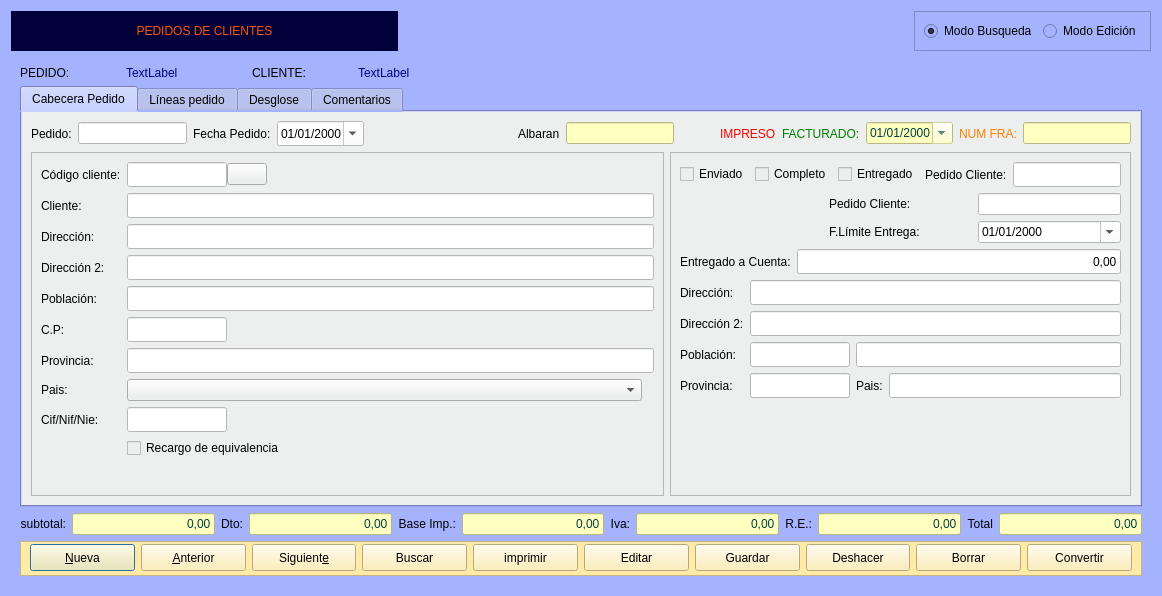
Old version of the form Zona_Ventas/frmpedidos.ui in the repository arcnexus/RedFoX.
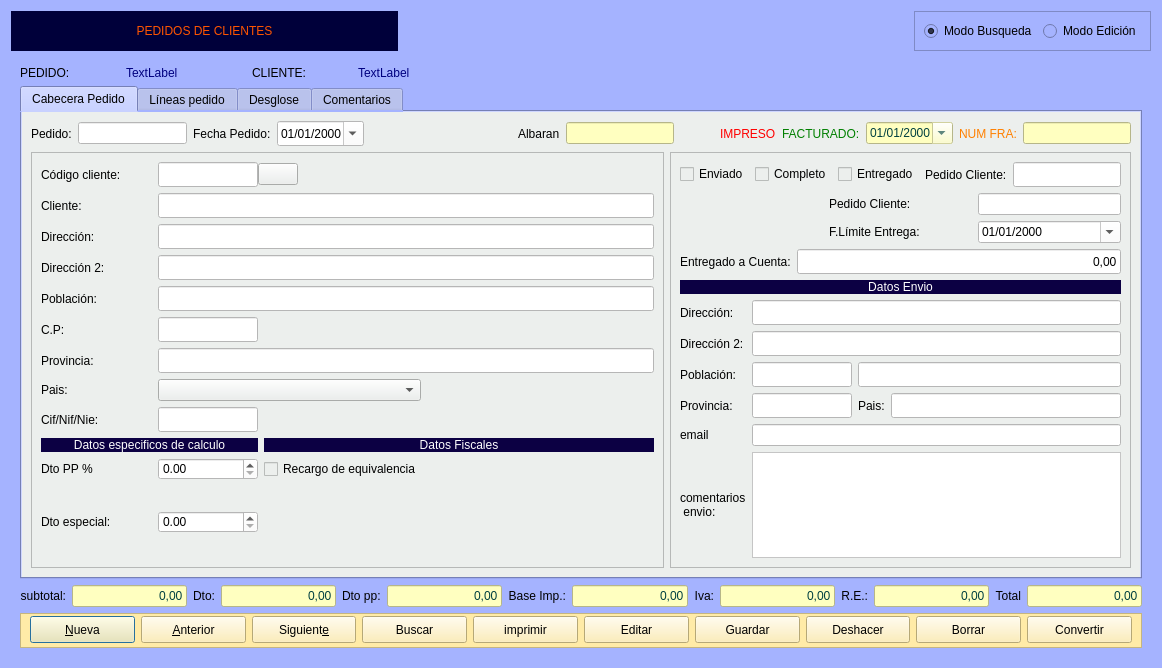
New version of the form. The open tabs and pages were chosen to show the change. Icons and pictures are not drawn.

Commit message: arreglos varios frmpedidos.cpp y frmalbaran.cpp

```diff
--- a/Zona_Ventas/frmpedidos.ui
+++ b/Zona_Ventas/frmpedidos.ui
@@ -7,7 +7,7 @@
     <x>0</x>
     <y>0</y>
     <width>1162</width>
-    <height>596</height>
+    <height>668</height>
    </rect>
   </property>
   <property name="windowTitle">
@@ -93,7 +93,7 @@
    <item row="1" column="0" colspan="3">
     <widget class="QStackedWidget" name="stackedWidget">
      <property name="currentIndex">
-      <number>1</number>
+      <number>0</number>
      </property>
      <widget class="QWidget" name="page">
       <layout class="QGridLayout" name="gridLayout_4">
@@ -188,6 +188,27 @@
            </property>
           </widget>
          </item>
+         <item>
+          <widget class="QLabel" name="label_54">
+           <property name="text">
+            <string>Dto pp:</string>
+           </property>
+          </widget>
+         </item>
+         <item>
+          <widget class="QLineEdit" name="txtDto_pp">
+           <property name="styleSheet">
+            <string notr="true">background-color: rgb(255, 255, 192);
+color: rgb(0, 64, 64);</string>
+           </property>
+           <property name="text">
+            <string>0,00</string>
+           </property>
+           <property name="alignment">
+            <set>Qt::AlignRight|Qt::AlignTrailing|Qt::AlignVCenter</set>
+           </property>
+          </widget>
+         </item>
          <item>
           <widget class="QLabel" name="label_8">
            <property name="text">
@@ -835,6 +856,13 @@
               <enum>QFrame::Raised</enum>
              </property>
              <layout class="QGridLayout" name="gridLayout">
+              <item row="9" column="0">
+               <widget class="QLabel" name="label_15">
+                <property name="text">
+                 <string>Cif/Nif/Nie:</string>
+                </property>
+               </widget>
+              </item>
               <item row="2" column="0">
                <widget class="QLabel" name="label_4">
                 <property name="text">
@@ -849,6 +877,26 @@
                 </property>
                </widget>
               </item>
+              <item row="3" column="0">
+               <widget class="QLabel" name="label_5">
+                <property name="text">
+                 <string>Dirección:</string>
+                </property>
+               </widget>
+              </item>
+              <item row="12" column="2">
+               <spacer name="verticalSpacer_2">
+                <property name="orientation">
+                 <enum>Qt::Vertical</enum>
+                </property>
+                <property name="sizeHint" stdset="0">
+                 <size>
+                  <width>20</width>
+                  <height>40</height>
+                 </size>
+                </property>
+               </spacer>
+              </item>
               <item row="5" column="0">
                <widget class="QLabel" name="label_7">
                 <property name="text">
@@ -856,29 +904,10 @@
                 </property>
                </widget>
               </item>
-              <item row="3" column="1" colspan="3">
-               <widget class="QLineEdit" name="txtdireccion1">
-                <property name="minimumSize">
-                 <size>
-                  <width>0</width>
-                  <height>25</height>
-                 </size>
-                </property>
-                <property name="styleSheet">
-                 <string notr="true">background-color: rgb(255, 255, 255);</string>
-                </property>
-               </widget>
-              </item>
-              <item row="2" column="1" colspan="3">
-               <widget class="QLineEdit" name="txtcliente">
-                <property name="minimumSize">
-                 <size>
-                  <width>0</width>
-                  <height>25</height>
-                 </size>
-                </property>
-                <property name="styleSheet">
-                 <string notr="true">background-color: rgb(255, 255, 255);</string>
+              <item row="11" column="2">
+               <widget class="QCheckBox" name="chklporc_rec">
+                <property name="text">
+                 <string>Recargo de equivalencia</string>
                 </property>
                </widget>
               </item>
@@ -896,72 +925,6 @@
                 </property>
                </widget>
               </item>
-              <item row="6" column="1">
-               <widget class="QLineEdit" name="txtcp">
-                <property name="minimumSize">
-                 <size>
-                  <width>0</width>
-                  <height>25</height>
-                 </size>
-                </property>
-                <property name="maximumSize">
-                 <size>
-                  <width>100</width>
-                  <height>16777215</height>
-                 </size>
-                </property>
-                <property name="styleSheet">
-                 <string notr="true">background-color: rgb(255, 255, 255);</string>
-                </property>
-               </widget>
-              </item>
-              <item row="9" column="0">
-               <widget class="QLabel" name="label_15">
-                <property name="text">
-                 <string>Cif/Nif/Nie:</string>
-                </property>
-               </widget>
-              </item>
-              <item row="9" column="1">
-               <widget class="QLineEdit" name="txtcif">
-                <property name="minimumSize">
-                 <size>
-                  <width>0</width>
-                  <height>25</height>
-                 </size>
-                </property>
-                <property name="maximumSize">
-                 <size>
-                  <width>100</width>
-                  <height>16777215</height>
-                 </size>
-                </property>
-                <property name="styleSheet">
-                 <string notr="true">background-color: rgb(255, 255, 255);</string>
-                </property>
-               </widget>
-              </item>
-              <item row="10" column="1">
-               <widget class="QCheckBox" name="chklporc_rec">
-                <property name="text">
-                 <string>Recargo de equivalencia</string>
-                </property>
-               </widget>
-              </item>
-              <item row="3" column="0">
-               <widget class="QLabel" name="label_5">
-                <property name="text">
-                 <string>Dirección:</string>
-                </property>
-               </widget>
-              </item>
-              <item row="7" column="0">
-               <widget class="QLabel" name="label_13">
-                <property name="text">
-                 <string>Provincia:</string>
-                </property>
-               </widget>
-              </item>
               <item row="8" column="0">
                <widget class="QLabel" name="label_14">
                 <property name="text">
@@ -969,23 +932,93 @@
                 </property>
                </widget>
               </item>
-              <item row="11" column="1">
-               <spacer name="verticalSpacer_2">
-                <property name="orientation">
-                 <enum>Qt::Vertical</enum>
+              <item row="7" column="0">
+               <widget class="QLabel" name="label_13">
+                <property name="text">
+                 <string>Provincia:</string>
                 </property>
-                <property name="sizeHint" stdset="0">
+               </widget>
+              </item>
+              <item row="9" column="1">
+               <widget class="QLineEdit" name="txtcif">
+                <property name="minimumSize">
                  <size>
-                  <width>20</width>
-                  <height>40</height>
+                  <width>0</width>
+                  <height>25</height>
                  </size>
                 </property>
-               </spacer>
+                <property name="maximumSize">
+                 <size>
+                  <width>100</width>
+                  <height>16777215</height>
+                 </size>
+                </property>
+                <property name="styleSheet">
+                 <string notr="true">background-color: rgb(255, 255, 255);</string>
+                </property>
+               </widget>
               </item>
-              <item row="8" column="1">
+              <item row="8" column="1" colspan="2">
                <widget class="QComboBox" name="combo_pais"/>
               </item>
-              <item row="4" column="1" colspan="3">
+              <item row="7" column="1" colspan="4">
+               <widget class="QLineEdit" name="txtprovincia">
+                <property name="minimumSize">
+                 <size>
+                  <width>0</width>
+                  <height>25</height>
+                 </size>
+                </property>
+                <property name="maximumSize">
+                 <size>
+                  <width>16777215</width>
+                  <height>16777215</height>
+                 </size>
+                </property>
+                <property name="styleSheet">
+                 <string notr="true">background-color: rgb(255, 255, 255);</string>
+                </property>
+               </widget>
+              </item>
+              <item row="6" column="1">
+               <widget class="QLineEdit" name="txtcp">
+                <property name="minimumSize">
+                 <size>
+                  <width>0</width>
+                  <height>25</height>
+                 </size>
+                </property>
+                <property name="maximumSize">
+                 <size>
+                  <width>100</width>
+                  <height>16777215</height>
+                 </size>
+                </property>
+                <property name="styleSheet">
+                 <string notr="true">background-color: rgb(255, 255, 255);</string>
+                </property>
+               </widget>
+              </item>
+              <item row="5" column="1" colspan="4">
+               <widget class="QLineEdit" name="txtpoblacion">
+                <property name="sizePolicy">
+                 <sizepolicy hsizetype="Expanding" vsizetype="Fixed">
+                  <horstretch>0</horstretch>
+                  <verstretch>0</verstretch>
+                 </sizepolicy>
+                </property>
+                <property name="minimumSize">
+                 <size>
+                  <width>0</width>
+                  <height>25</height>
+                 </size>
+                </property>
+                <property name="styleSheet">
+                 <string notr="true">background-color: rgb(255, 255, 255);</string>
+                </property>
+               </widget>
+              </item>
+              <item row="4" column="1" colspan="4">
                <widget class="QLineEdit" name="txtdireccion2">
                 <property name="minimumSize">
                  <size>
@@ -998,7 +1031,33 @@
                 </property>
                </widget>
               </item>
-              <item row="0" column="1">
+              <item row="3" column="1" colspan="4">
+               <widget class="QLineEdit" name="txtdireccion1">
+                <property name="minimumSize">
+                 <size>
+                  <width>0</width>
+                  <height>25</height>
+                 </size>
+                </property>
+                <property name="styleSheet">
+                 <string notr="true">background-color: rgb(255, 255, 255);</string>
+                </property>
+               </widget>
+              </item>
+              <item row="2" column="1" colspan="4">
+               <widget class="QLineEdit" name="txtcliente">
+                <property name="minimumSize">
+                 <size>
+                  <width>0</width>
+                  <height>25</height>
+                 </size>
+                </property>
+                <property name="styleSheet">
+                 <string notr="true">background-color: rgb(255, 255, 255);</string>
+                </property>
+               </widget>
+              </item>
+              <item row="0" column="1" colspan="2">
                <layout class="QHBoxLayout" name="horizontalLayout_8">
                 <property name="spacing">
                  <number>0</number>
@@ -1048,44 +1107,62 @@
                 </item>
                </layout>
               </item>
-              <item row="5" column="1" colspan="3">
-               <widget class="QLineEdit" name="txtpoblacion">
-                <property name="sizePolicy">
-                 <sizepolicy hsizetype="Expanding" vsizetype="Fixed">
-                  <horstretch>0</horstretch>
-                  <verstretch>0</verstretch>
-                 </sizepolicy>
+              <item row="11" column="0">
+               <widget class="QLabel" name="label_48">
+                <property name="text">
+                 <string>Dto PP %</string>
                 </property>
-                <property name="minimumSize">
-                 <size>
-                  <width>0</width>
-                  <height>25</height>
-                 </size>
-                </property>
+               </widget>
+              </item>
+              <item row="11" column="1">
+               <widget class="QDoubleSpinBox" name="spin_porc_dto_pp">
                 <property name="styleSheet">
                  <string notr="true">background-color: rgb(255, 255, 255);</string>
                 </property>
                </widget>
               </item>
-              <item row="7" column="1" colspan="3">
-               <widget class="QLineEdit" name="txtprovincia">
-                <property name="minimumSize">
-                 <size>
-                  <width>0</width>
-                  <height>25</height>
-                 </size>
+              <item row="10" column="0" colspan="2">
+               <widget class="QLabel" name="label_47">
+                <property name="styleSheet">
+                 <string notr="true">background-color: rgb(12, 0, 67);
+color: rgb(255, 255, 255);</string>
                 </property>
-                <property name="maximumSize">
-                 <size>
-                  <width>16777215</width>
-                  <height>16777215</height>
-                 </size>
+                <property name="text">
+                 <string>Datos especificos de calculo</string>
                 </property>
+                <property name="alignment">
+                 <set>Qt::AlignCenter</set>
+                </property>
+               </widget>
+              </item>
+              <item row="12" column="0">
+               <widget class="QLabel" name="label_50">
+                <property name="text">
+                 <string>Dto especial:</string>
+                </property>
+               </widget>
+              </item>
+              <item row="12" column="1">
+               <widget class="QDoubleSpinBox" name="spin_porc_dto_especial">
                 <property name="styleSheet">
                  <string notr="true">background-color: rgb(255, 255, 255);</string>
                 </property>
                </widget>
               </item>
+              <item row="10" column="2" colspan="3">
+               <widget class="QLabel" name="label_49">
+                <property name="styleSheet">
+                 <string notr="true">background-color: rgb(12, 0, 67);
+color: rgb(255, 255, 255);</string>
+                </property>
+                <property name="text">
+                 <string>Datos Fiscales</string>
+                </property>
+                <property name="alignment">
+                 <set>Qt::AlignCenter</set>
+                </property>
+               </widget>
+              </item>
              </layout>
             </widget>
            </item>
@@ -1104,19 +1181,6 @@
               <enum>QFrame::Raised</enum>
              </property>
              <layout class="QGridLayout" name="gridLayout_3">
-              <item row="3" column="2">
-               <widget class="QDateEdit" name="txtfecha_limite_entrega">
-                <property name="styleSheet">
-                 <string notr="true">background-color: rgb(255, 255, 255);</string>
-                </property>
-                <property name="displayFormat">
-                 <string>dd/MM/yyyy</string>
-                </property>
-                <property name="calendarPopup">
-                 <bool>true</bool>
-                </property>
-               </widget>
-              </item>
               <item row="4" column="0" colspan="3">
                <layout class="QHBoxLayout" name="horizontalLayout_4">
                 <item>
@@ -1147,16 +1211,30 @@
                 </item>
                </layout>
               </item>
+              <item row="2" column="1">
+               <widget class="QLabel" name="label_22">
+                <property name="text">
+                 <string>Pedido Cliente:</string>
+                </property>
+               </widget>
+              </item>
+              <item row="3" column="1">
+               <widget class="QLabel" name="label_42">
+                <property name="text">
+                 <string>F.Límite Entrega:</string>
+                </property>
+               </widget>
+              </item>
               <item row="5" column="0" colspan="3">
                <layout class="QGridLayout" name="gridLayout_7">
-                <item row="0" column="0">
+                <item row="1" column="0">
                  <widget class="QLabel" name="label_38">
                   <property name="text">
                    <string>Dirección:</string>
                   </property>
                  </widget>
                 </item>
-                <item row="0" column="1" colspan="3">
+                <item row="1" column="1" colspan="3">
                  <widget class="QLineEdit" name="txtdireccion_entrega1">
                   <property name="minimumSize">
                    <size>
@@ -1169,15 +1247,35 @@
                   </property>
                  </widget>
                 </item>
-                <item row="1" column="0">
+                <item row="2" column="1" colspan="3">
+                 <widget class="QLineEdit" name="txtdireccion_entrega1_2">
+                  <property name="minimumSize">
+                   <size>
+                    <width>0</width>
+                    <height>25</height>
+                   </size>
+                  </property>
+                  <property name="styleSheet">
+                   <string notr="true">background-color: rgb(255, 255, 255);</string>
+                  </property>
+                 </widget>
+                </item>
+                <item row="5" column="0">
+                 <widget class="QLabel" name="label_51">
+                  <property name="text">
+                   <string>email</string>
+                  </property>
+                 </widget>
+                </item>
+                <item row="2" column="0">
                  <widget class="QLabel" name="label_41">
                   <property name="text">
                    <string>Dirección 2:</string>
                   </property>
                  </widget>
                 </item>
-                <item row="1" column="1" colspan="3">
-                 <widget class="QLineEdit" name="txtdireccion_entrega1_2">
+                <item row="4" column="3">
+                 <widget class="QLineEdit" name="txtpais_entrega">
                   <property name="minimumSize">
                    <size>
                     <width>0</width>
@@ -1189,33 +1287,7 @@
                   </property>
                  </widget>
                 </item>
-                <item row="2" column="0">
-                 <widget class="QLabel" name="label_40">
-                  <property name="text">
-                   <string>Población:</string>
-                  </property>
-                 </widget>
-                </item>
-                <item row="2" column="1">
-                 <widget class="QLineEdit" name="txtcp_entrega">
-                  <property name="minimumSize">
-                   <size>
-                    <width>0</width>
-                    <height>25</height>
-                   </size>
-                  </property>
-                  <property name="maximumSize">
-                   <size>
-                    <width>100</width>
-                    <height>16777215</height>
-                   </size>
-                  </property>
-                  <property name="styleSheet">
-                   <string notr="true">background-color: rgb(255, 255, 255);</string>
-                  </property>
-                 </widget>
-                </item>
-                <item row="2" column="2" colspan="2">
+                <item row="3" column="2" colspan="2">
                  <widget class="QLineEdit" name="txtpoblacion_entrega">
                   <property name="sizePolicy">
                    <sizepolicy hsizetype="Expanding" vsizetype="Fixed">
@@ -1235,13 +1307,39 @@
                  </widget>
                 </item>
                 <item row="3" column="0">
+                 <widget class="QLabel" name="label_40">
+                  <property name="text">
+                   <string>Población:</string>
+                  </property>
+                 </widget>
+                </item>
+                <item row="3" column="1">
+                 <widget class="QLineEdit" name="txtcp_entrega">
+                  <property name="minimumSize">
+                   <size>
+                    <width>0</width>
+                    <height>25</height>
+                   </size>
+                  </property>
+                  <property name="maximumSize">
+                   <size>
+                    <width>100</width>
+                    <height>16777215</height>
+                   </size>
+                  </property>
+                  <property name="styleSheet">
+                   <string notr="true">background-color: rgb(255, 255, 255);</string>
+                  </property>
+                 </widget>
+                </item>
+                <item row="4" column="0">
                  <widget class="QLabel" name="label_39">
                   <property name="text">
                    <string>Provincia:</string>
                   </property>
                  </widget>
                 </item>
-                <item row="3" column="1">
+                <item row="4" column="1">
                  <widget class="QLineEdit" name="txtprovincia_entrega">
                   <property name="minimumSize">
                    <size>
@@ -1260,28 +1358,64 @@
                   </property>
                  </widget>
                 </item>
-                <item row="3" column="2">
+                <item row="4" column="2">
                  <widget class="QLabel" name="label_37">
                   <property name="text">
                    <string>Pais:</string>
                   </property>
                  </widget>
                 </item>
-                <item row="3" column="3">
-                 <widget class="QLineEdit" name="txtpais_entrega">
-                  <property name="minimumSize">
-                   <size>
-                    <width>0</width>
-                    <height>25</height>
-                   </size>
+                <item row="6" column="0">
+                 <widget class="QLabel" name="label_52">
+                  <property name="text">
+                   <string>comentarios
+ envio:</string>
                   </property>
+                 </widget>
+                </item>
+                <item row="5" column="1" colspan="3">
+                 <widget class="QLineEdit" name="txtmail_alternativo">
                   <property name="styleSheet">
                    <string notr="true">background-color: rgb(255, 255, 255);</string>
                   </property>
                  </widget>
                 </item>
+                <item row="6" column="1" colspan="3">
+                 <widget class="QTextEdit" name="txtComentarios_alternativo">
+                  <property name="styleSheet">
+                   <string notr="true">background-color: rgb(255, 255, 255);</string>
+                  </property>
+                 </widget>
+                </item>
+                <item row="0" column="0" colspan="4">
+                 <widget class="QLabel" name="label_53">
+                  <property name="styleSheet">
+                   <string notr="true">background-color: rgb(12, 0, 67);
+color: rgb(255, 255, 255);</string>
+                  </property>
+                  <property name="text">
+                   <string>Datos Envio</string>
+                  </property>
+                  <property name="alignment">
+                   <set>Qt::AlignCenter</set>
+                  </property>
+                 </widget>
+                </item>
                </layout>
               </item>
+              <item row="2" column="2">
+               <widget class="QLineEdit" name="txtpedido">
+                <property name="sizePolicy">
+                 <sizepolicy hsizetype="Preferred" vsizetype="Fixed">
+                  <horstretch>0</horstretch>
+                  <verstretch>0</verstretch>
+                 </sizepolicy>
+                </property>
+                <property name="styleSheet">
+                 <string notr="true">background-color: rgb(255, 255, 255);</string>
+                </property>
+               </widget>
+              </item>
               <item row="0" column="0" rowspan="2" colspan="3">
                <layout class="QHBoxLayout" name="horizontalLayout_3">
                 <item>
@@ -1327,46 +1461,19 @@
                 </item>
                </layout>
               </item>
-              <item row="2" column="2">
-               <widget class="QLineEdit" name="txtpedido">
-                <property name="sizePolicy">
-                 <sizepolicy hsizetype="Preferred" vsizetype="Fixed">
-                  <horstretch>0</horstretch>
-                  <verstretch>0</verstretch>
-                 </sizepolicy>
-                </property>
+              <item row="3" column="2">
+               <widget class="QDateEdit" name="txtfecha_limite_entrega">
                 <property name="styleSheet">
                  <string notr="true">background-color: rgb(255, 255, 255);</string>
                 </property>
-               </widget>
-              </item>
-              <item row="2" column="1">
-               <widget class="QLabel" name="label_22">
-                <property name="text">
-                 <string>Pedido Cliente:</string>
+                <property name="displayFormat">
+                 <string>dd/MM/yyyy</string>
                 </property>
-               </widget>
-              </item>
-              <item row="3" column="1">
-               <widget class="QLabel" name="label_42">
-                <property name="text">
-                 <string>F.Límite Entrega:</string>
+                <property name="calendarPopup">
+                 <bool>true</bool>
                 </property>
                </widget>
               </item>
-              <item row="6" column="0">
-               <spacer name="verticalSpacer">
-                <property name="orientation">
-                 <enum>Qt::Vertical</enum>
-                </property>
-                <property name="sizeHint" stdset="0">
-                 <size>
-                  <width>20</width>
-                  <height>40</height>
-                 </size>
-                </property>
-               </spacer>
-              </item>
              </layout>
             </widget>
            </item>
@@ -2604,6 +2711,17 @@
           <enum>QFrame::Raised</enum>
          </property>
          <layout class="QGridLayout" name="gridLayout_8">
+          <item row="9" column="0" colspan="3">
+           <widget class="QPushButton" name="btnBorrar_2">
+            <property name="text">
+             <string>Borrar</string>
+            </property>
+            <property name="icon">
+             <iconset resource="../maya.qrc">
+              <normaloff>:/Icons/PNG/borrar.png</normaloff>:/Icons/PNG/borrar.png</iconset>
+            </property>
+           </widget>
+          </item>
           <item row="4" column="0">
            <widget class="QLabel" name="label_23">
             <property name="styleSheet">
@@ -2635,7 +2753,7 @@
             </property>
            </widget>
           </item>
-          <item row="5" column="0">
+          <item row="8" column="0">
            <spacer name="verticalSpacer_3">
             <property name="orientation">
              <enum>Qt::Vertical</enum>
@@ -2688,6 +2806,50 @@
             </property>
            </widget>
           </item>
+          <item row="10" column="0" colspan="3">
+           <widget class="QPushButton" name="btn_desbloquear">
+            <property name="text">
+             <string>Desbloquear</string>
+            </property>
+            <property name="icon">
+             <iconset resource="../maya.qrc">
+              <normaloff>:/Icons/PNG/abrecaja.png</normaloff>:/Icons/PNG/abrecaja.png</iconset>
+            </property>
+           </widget>
+          </item>
+          <item row="5" column="0" colspan="3">
+           <widget class="QPushButton" name="btnAnadir_2">
+            <property name="text">
+             <string>Añadir pedido</string>
+            </property>
+            <property name="icon">
+             <iconset resource="../maya.qrc">
+              <normaloff>:/Icons/PNG/add.png</normaloff>:/Icons/PNG/add.png</iconset>
+            </property>
+           </widget>
+          </item>
+          <item row="6" column="0" colspan="3">
+           <widget class="QPushButton" name="btnEditar_2">
+            <property name="text">
+             <string>Editar pedido</string>
+            </property>
+            <property name="icon">
+             <iconset resource="../maya.qrc">
+              <normaloff>:/Icons/PNG/edit.png</normaloff>:/Icons/PNG/edit.png</iconset>
+            </property>
+           </widget>
+          </item>
+          <item row="7" column="0" colspan="3">
+           <widget class="QPushButton" name="btnImprimir_2">
+            <property name="text">
+             <string>Imprimir pedido</string>
+            </property>
+            <property name="icon">
+             <iconset resource="../maya.qrc">
+              <normaloff>:/Icons/PNG/print2.png</normaloff>:/Icons/PNG/print2.png</iconset>
+            </property>
+           </widget>
+          </item>
          </layout>
         </widget>
        </item>
```
The commit also changes 9 other files.
